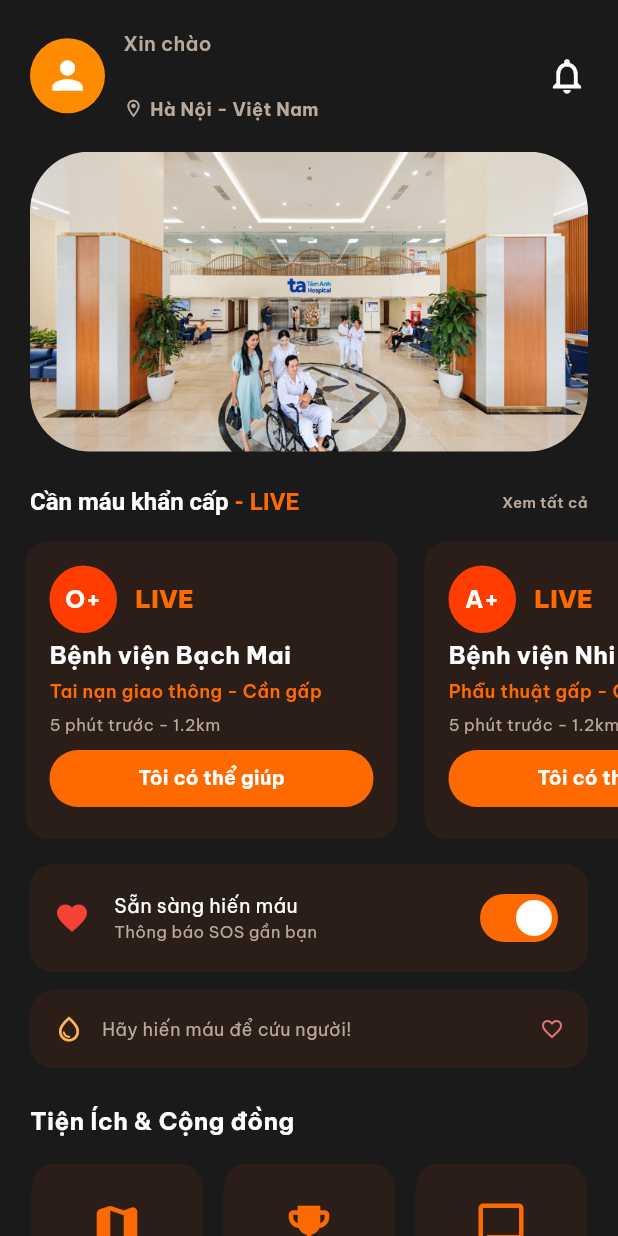
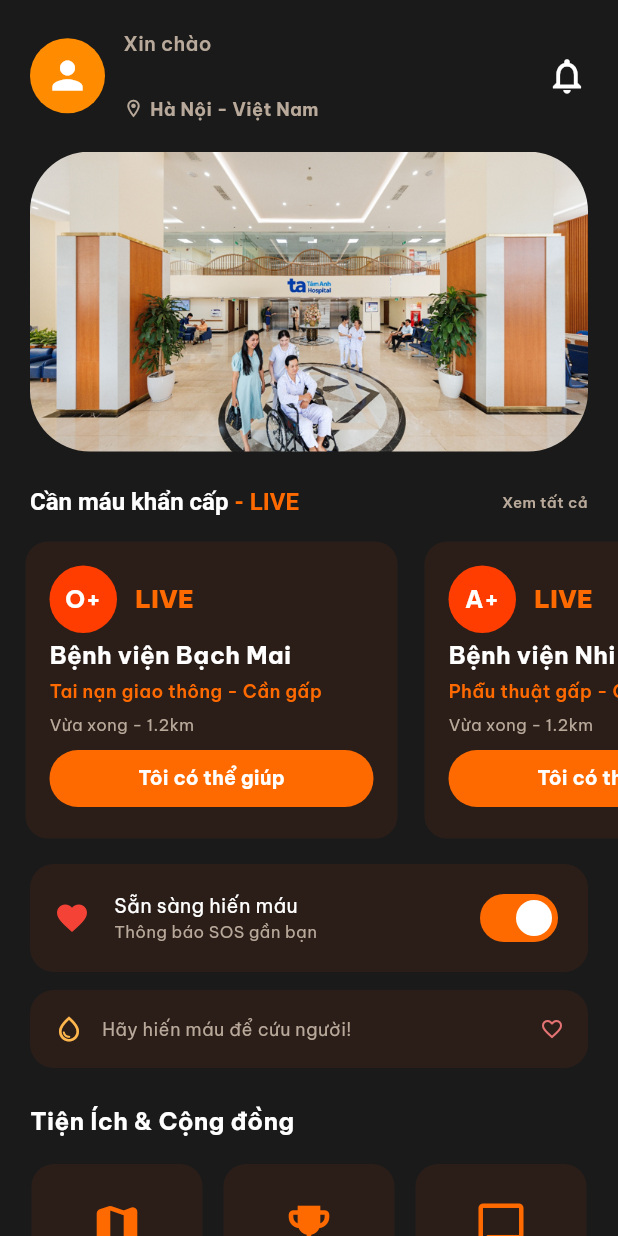
Before and after one commit to nguyen-tien-luc-dvelop23/donate_blood, a Flutter app: the _HomePage screen opened directly, on a phone screen of 412 x 824 dp. Run offline on Flutter 3.47's test engine with Material 3 defaults, Android fonts, the phone set to English and light mode, and no system bars; our stand-ins replace dio, flutter_map, geolocator, google_fonts, image_picker, latlong2 and 2 more; accounts and stored records are empty; network calls fail.

Commit message:
Show real time instead of hardcoded 5 mins in home screen SOS list

```diff
--- a/frontend/lib/features/home/home_screen.dart
+++ b/frontend/lib/features/home/home_screen.dart
@@ -139,6 +139,18 @@ class _HomePageState extends State<_HomePage> {
   Future<void> _loadUnreadCount() async {
     final data = await _notifService.getNotifications();
     if (mounted) setState(() => _unreadCount = (data['unreadCount'] as int? ?? 0));
+  }
+
+  String _timeAgo(String? dateStr) {
+    if (dateStr == null || dateStr.isEmpty) return 'Vừa xong';
+    if (!dateStr.endsWith('Z')) dateStr += 'Z';
+    final dt = DateTime.tryParse(dateStr)?.toLocal();
+    if (dt == null) return 'Vừa xong';
+    final diff = DateTime.now().difference(dt);
+    if (diff.inMinutes < 1) return 'Vừa xong';
+    if (diff.inMinutes < 60) return '${diff.inMinutes} phút trước';
+    if (diff.inHours < 24) return '${diff.inHours} giờ trước';
+    return '${diff.inDays} ngày trước';
   }
 
   Future<void> _loadActiveSos() async {
@@ -337,11 +349,12 @@ class _HomePageState extends State<_HomePage> {
                             itemCount: _activeSosList.length,
                             itemBuilder: (context, index) {
                               final sos = _activeSosList[index];
+                              final timeStr = _timeAgo(sos['createdAt']?.toString());
                               return _buildSOSCard(
                                 bloodType: sos['bloodType']?.toString() ?? '?',
                                 hospitalName: sos['location']?.toString() ?? 'Chưa rõ',
                                 noteText: '${sos['reason']} - Cần gấp',
-                                timeAndDistance: '5 phút trước - 1.2km', // dummy
+                                timeAndDistance: '$timeStr - 1.2km', // dummy distance
                                 buttonText: 'Tôi có thể giúp',
                                 sosData: sos,
                               );
```
